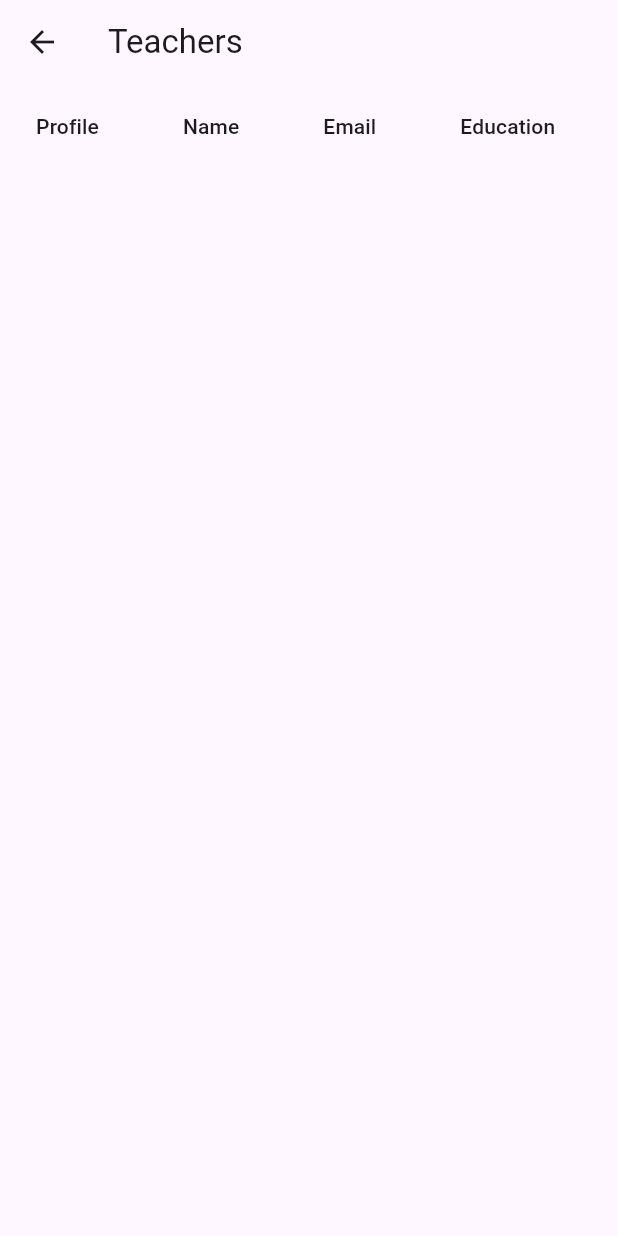
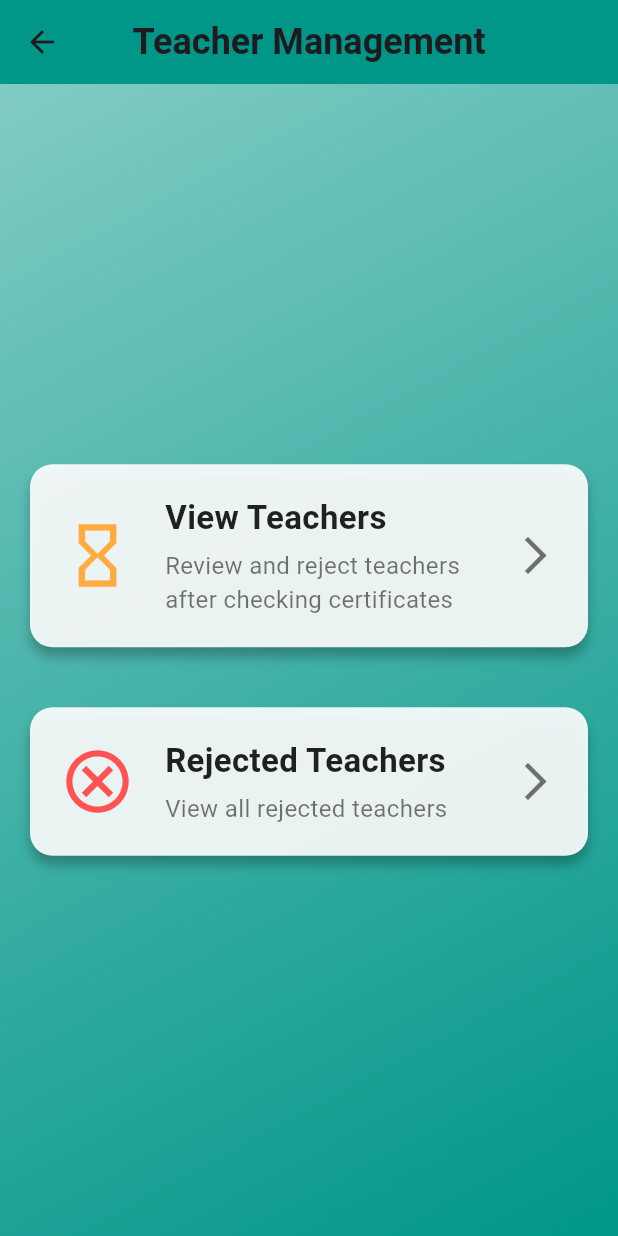
Before and after one commit to RafeyMinhas/admin_panel_fyp, a Flutter app: the TeacherScreen screen opened directly, on a phone screen of 412 x 824 dp. Run offline on Flutter 3.47's test engine with Material 3 defaults, Android fonts, the light colour scheme and no system bars; our stand-ins replace firebase_core, firebase_database, shared_preferences; accounts and stored records are empty.

Commit message:
Initial commit

```diff
--- a/admin_panel/lib/Dashboard_screen.dart
+++ b/admin_panel/lib/Dashboard_screen.dart
@@ -1,6 +1,7 @@
+import 'package:admin_panel/Teacher/Teacher.dart';
 import 'package:flutter/material.dart';
 import 'package:admin_panel/Students.dart';
-import 'package:admin_panel/Teachers.dart';
+import 'package:admin_panel/Teacher/Teachers.dart';
 import 'package:admin_panel/Courses/courses.dart';
 import 'package:admin_panel/gigs.dart';
 
--- /dev/null
+++ b/admin_panel/lib/Teacher/Teacher.dart
@@ -0,0 +1,134 @@
+import 'package:admin_panel/Teacher/Reject_Teacher.dart';
+import 'package:admin_panel/Teacher/Teachers.dart';
+import 'package:flutter/material.dart';
+
+class TeacherScreen extends StatelessWidget {
+  @override
+  Widget build(BuildContext context) {
+    return Scaffold(
+      appBar: AppBar(
+        title: Text(
+          'Teacher Management',
+          style: TextStyle(fontSize: 24, fontWeight: FontWeight.bold),
+        ),
+        centerTitle: true,
+        backgroundColor: Colors.teal,
+        elevation: 0,
+      ),
+      body: Container(
+        padding: EdgeInsets.all(20.0),
+        decoration: BoxDecoration(
+          gradient: LinearGradient(
+            colors: [Colors.teal.shade200, Colors.teal.shade500],
+            begin: Alignment.topLeft,
+            end: Alignment.bottomRight,
+          ),
+        ),
+        child: Column(
+          mainAxisAlignment: MainAxisAlignment.center,
+          children: [
+            _buildTeacherOption(
+              context,
+              title: 'View Teachers',
+              description:
+                  'Review and reject teachers after checking certificates',
+              icon: Icons.hourglass_empty,
+              color: Colors.orangeAccent,
+              onTap: () {
+                Navigator.push(
+                  context,
+                  MaterialPageRoute(
+                    builder: (context) => TeachersScreen(),
+                  ),
+                );
+              },
+            ),
+            SizedBox(height: 20),
+            SizedBox(height: 20),
+            _buildTeacherOption(
+              context,
+              title: 'Rejected Teachers',
+              description: 'View all rejected teachers',
+              icon: Icons.cancel_outlined,
+              color: Colors.redAccent,
+              onTap: () {
+                Navigator.push(
+                  context,
+                  MaterialPageRoute(
+                    builder: (context) => RejectedTeachersScreen(),
+                  ),
+                );
+              },
+            ),
+          ],
+        ),
+      ),
+    );
+  }
+
+  // A reusable widget to build each teacher option card
+  Widget _buildTeacherOption(BuildContext context,
+      {required String title,
+      required String description,
+      required IconData icon,
+      required Color color,
+      required VoidCallback onTap}) {
+    return InkWell(
+      onTap: onTap,
+      splashColor: Colors.white.withOpacity(0.5),
+      child: Container(
+        padding: EdgeInsets.all(20),
+        decoration: BoxDecoration(
+          color: Colors.white.withOpacity(0.9),
+          borderRadius: BorderRadius.circular(15),
+          boxShadow: [
+            BoxShadow(
+              color: Colors.black26,
+              offset: Offset(0, 6),
+              blurRadius: 6,
+            ),
+          ],
+        ),
+        child: Row(
+          crossAxisAlignment: CrossAxisAlignment.center,
+          children: [
+            Icon(
+              icon,
+              size: 50,
+              color: color,
+            ),
+            SizedBox(width: 20),
+            Expanded(
+              child: Column(
+                crossAxisAlignment: CrossAxisAlignment.start,
+                children: [
+                  Text(
+                    title,
+                    style: TextStyle(
+                      fontSize: 22,
+                      fontWeight: FontWeight.bold,
+                      color: Colors.black87,
+                    ),
+                  ),
+                  SizedBox(height: 5),
+                  Text(
+                    description,
+                    style: TextStyle(
+                      fontSize: 16,
+                      color: Colors.black54,
+                    ),
+                  ),
+                ],
+              ),
+            ),
+            Icon(
+              Icons.arrow_forward_ios,
+              size: 30,
+              color: Colors.black54,
+            ),
+          ],
+        ),
+      ),
+    );
+  }
+}
--- a/admin_panel/lib/Teachers.dart
+++ /dev/null
@@ -1,87 +0,0 @@
-import 'package:flutter/material.dart';
-import 'package:firebase_database/firebase_database.dart';
-
-class TeacherScreen extends StatefulWidget {
-  @override
-  _TeacherScreenState createState() => _TeacherScreenState();
-}
-
-class _TeacherScreenState extends State<TeacherScreen> {
-  List<DataRow> teacherRows = [];
-
-  @override
-  void initState() {
-    super.initState();
-    fetchTeachers();
-  }
-
-  // Function to fetch teachers from Firebase
-  void fetchTeachers() async {
-    DatabaseReference ref = FirebaseDatabase.instance.ref("teacher");
-    DataSnapshot snapshot = await ref.get();
-
-    List<DataRow> tempRows = [];
-    if (snapshot.exists) {
-      snapshot.children.forEach((teacherSnapshot) {
-        Map<dynamic, dynamic> teacher = teacherSnapshot.value as Map;
-
-        // Checking if profile URL exists and is not empty
-        String profileUrl = teacher['profile'] ?? '';
-        bool hasProfilePic = profileUrl.isNotEmpty;
-
-        tempRows.add(
-          DataRow(cells: [
-            DataCell(
-              CircleAvatar(
-                backgroundImage: hasProfilePic
-                    ? NetworkImage(profileUrl) as ImageProvider<Object>
-                    : const AssetImage(
-                        'assets/default_profile.png'), // Default image
-                onBackgroundImageError: (_, __) {
-                  setState(() {
-                    // Fallback to default profile picture on image loading error
-                  });
-                },
-              ),
-            ),
-            DataCell(Text(teacher['name'] ?? '')),
-            DataCell(Text(teacher['email'] ?? '')),
-            DataCell(Text(teacher['education'] ?? '')),
-            DataCell(Text(teacher['city'] ?? '')),
-            DataCell(Text(teacher['phone'] ?? '')),
-          ]),
-        );
-      });
-
-      setState(() {
-        teacherRows = tempRows;
-      });
-    }
-  }
-
-  @override
-  Widget build(BuildContext context) {
-    return Scaffold(
-      appBar: AppBar(
-        title: const Text('Teachers'),
-      ),
-      body: SingleChildScrollView(
-        scrollDirection: Axis.vertical,
-        child: SingleChildScrollView(
-          scrollDirection: Axis.horizontal,
-          child: DataTable(
-            columns: const [
-              DataColumn(label: Text('Profile')),
-              DataColumn(label: Text('Name')),
-              DataColumn(label: Text('Email')),
-              DataColumn(label: Text('Education')),
-              DataColumn(label: Text('City')),
-              DataColumn(label: Text('Phone')),
-            ],
-            rows: teacherRows,
-          ),
-        ),
-      ),
-    );
-  }
-}
```
Also changed, not shown: admin_panel/lib/Teacher/Certificate_Screen.dart (added, +86 -0 lines), admin_panel/lib/Teacher/Reject_Teacher.dart (added, +129 -0 lines), admin_panel/lib/Teacher/Teachers.dart (added, +146 -0 lines), 1 other file.
